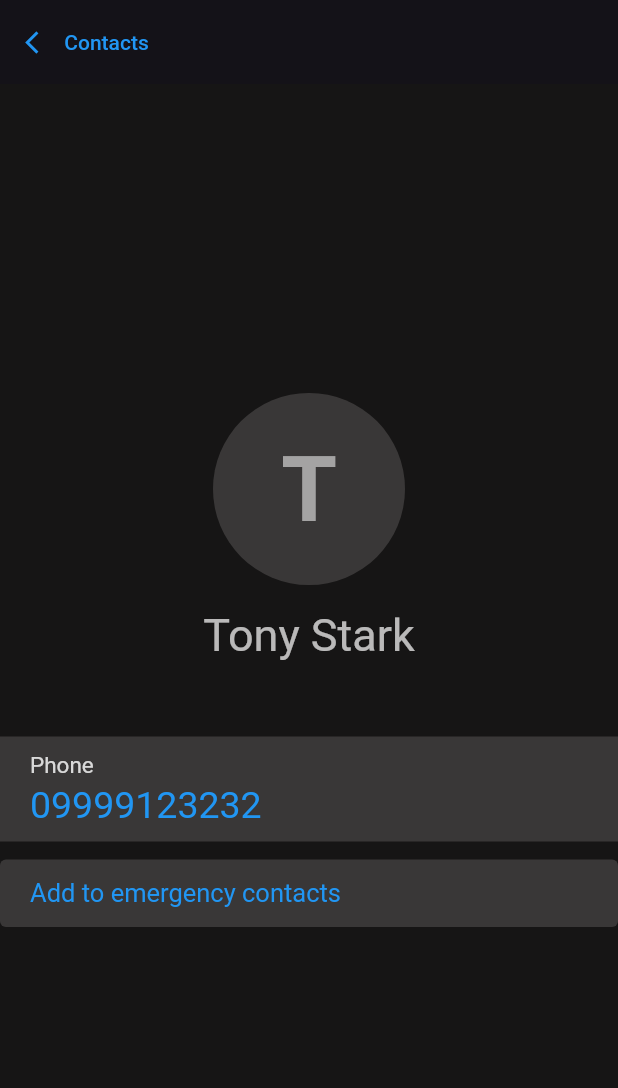
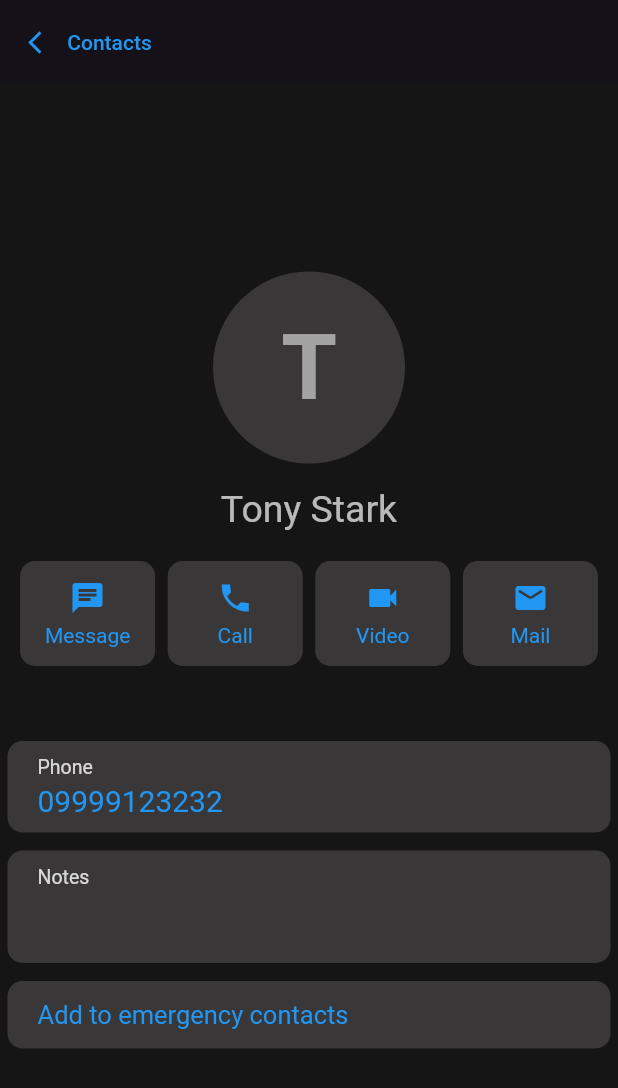
Before and after one commit to marijoyapa/flutter-project-contact-list, a Flutter app: the ContactDetailsScreen screen opened directly with sample values from the repository, on a phone screen of 412 x 824 dp. Shown: the top 1088 px of the screen. Run offline on Flutter 3.47's test engine with Material 2 defaults, Android fonts, the phone set to English and light mode, and no system bars; our stand-ins replace flutter_riverpod, google_fonts, image_picker.

Commit message:
added contact details

```diff
--- a/contact_list/lib/model/contacts.dart
+++ b/contact_list/lib/model/contacts.dart
@@ -1,4 +1,7 @@
 import 'dart:io';
+import 'package:uuid/uuid.dart';
+
+final uuid = Uuid();
 
 class ContactInfo {
   ContactInfo({
@@ -7,12 +10,14 @@ class ContactInfo {
     this.imageFile,
     required this.contactNumber,
     bool? emergencyContact,
-  }) : emergencyContact = emergencyContact == null ? false : emergencyContact;
-
+    String? id,
+  })  : emergencyContact = emergencyContact ?? false,
+        id = id ?? uuid.v4();
 
   final String firstName;
   final String? lastName;
   final File? imageFile;
   final String contactNumber;
   bool emergencyContact;
+  final String id;
 }
--- a/contact_list/lib/screen/contact_details.dart
+++ b/contact_list/lib/screen/contact_details.dart
@@ -1,4 +1,5 @@
 import 'package:contact_list/model/contacts.dart';
+import 'package:contact_list/widgets/action_icon.dart';
 import 'package:flutter/material.dart';
 
 class ContactDetailsScreen extends StatelessWidget {
@@ -23,10 +24,12 @@ class ContactDetailsScreen extends StatelessWidget {
             'Contacts',
             style: TextStyle(color: Colors.blue),
           ),
+          style: TextButton.styleFrom(padding: EdgeInsets.only(left: 0)),
         ),
       ),
       body: Center(
         child: SingleChildScrollView(
+          padding: EdgeInsets.symmetric(horizontal: 5),
           child: Column(
             crossAxisAlignment: CrossAxisAlignment.center,
             mainAxisAlignment: MainAxisAlignment.center,
@@ -47,8 +50,10 @@ class ContactDetailsScreen extends StatelessWidget {
               const SizedBox(height: 16),
               Text(
                 fullName,
-                style: const TextStyle(fontSize: 30, color: Colors.white70),
+                style: const TextStyle(fontSize: 25, color: Colors.white70),
               ),
+              const SizedBox(height: 20),
+              ActionIcons(ctx: context),
               const SizedBox(height: 50),
               Container(
                 padding:
@@ -56,7 +61,8 @@ class ContactDetailsScreen extends StatelessWidget {
                 alignment: Alignment.centerLeft,
                 width: double.infinity,
                 decoration: BoxDecoration(
-                    color: Theme.of(context).colorScheme.primaryContainer),
+                    color: Theme.of(context).colorScheme.primaryContainer,
+                    borderRadius: BorderRadius.circular(10)),
                 child: Column(
                   crossAxisAlignment: CrossAxisAlignment.start,
                   children: [
@@ -64,15 +70,41 @@ class ContactDetailsScreen extends StatelessWidget {
                       'Phone',
                       style: TextStyle(
                           color: Color.fromARGB(206, 255, 255, 255),
-                          fontSize: 15),
+                          fontSize: 13),
                     ),
                     const SizedBox(
                       height: 3,
                     ),
                     Text(
                       contactItem.contactNumber,
-                      style: const TextStyle(fontSize: 25, color: Colors.blue),
+                      style: const TextStyle(fontSize: 20, color: Colors.blue),
                     )
+                  ],
+                ),
+              ),
+              const SizedBox(
+                height: 12,
+              ),
+              Container(
+                padding:
+                    const EdgeInsets.symmetric(vertical: 10, horizontal: 20),
+                alignment: Alignment.centerLeft,
+                width: double.infinity,
+                decoration: BoxDecoration(
+                    color: Theme.of(context).colorScheme.primaryContainer,
+                    borderRadius: BorderRadius.circular(10)),
+                child: const Column(
+                  crossAxisAlignment: CrossAxisAlignment.start,
+                  children: [
+                    Text(
+                      'Notes',
+                      style: TextStyle(
+                          color: Color.fromARGB(206, 255, 255, 255),
+                          fontSize: 13),
+                    ),
+                    SizedBox(
+                      height: 40,
+                    ),
                   ],
                 ),
               ),
@@ -85,7 +117,7 @@ class ContactDetailsScreen extends StatelessWidget {
                 height: 45,
                 decoration: BoxDecoration(
                   color: Theme.of(context).colorScheme.primaryContainer,
-                  borderRadius: BorderRadius.circular(4),
+                  borderRadius: BorderRadius.circular(10),
                 ),
                 alignment: Alignment.centerLeft,
                 child: Text(
--- a/contact_list/lib/screen/contact_list.dart
+++ b/contact_list/lib/screen/contact_list.dart
@@ -1,4 +1,4 @@
-import 'package:contact_list/providers/contactList_provider.dart';
+import 'package:contact_list/providers/contact_list_provider.dart';
 import 'package:contact_list/screen/create_contact.dart';
 import 'package:contact_list/widgets/contact_item.dart';
 import 'package:flutter/material.dart';
--- a/contact_list/lib/screen/create_contact.dart
+++ b/contact_list/lib/screen/create_contact.dart
@@ -1,7 +1,7 @@
 import 'dart:io';
 
 import 'package:contact_list/model/contacts.dart';
-import 'package:contact_list/providers/contactList_provider.dart';
+import 'package:contact_list/providers/contact_list_provider.dart';
 import 'package:contact_list/widgets/image_picker.dart';
 
 import 'package:flutter/material.dart';
--- a/contact_list/lib/screen/emergency_list.dart
+++ b/contact_list/lib/screen/emergency_list.dart
@@ -1,4 +1,4 @@
-import 'package:contact_list/providers/contactList_provider.dart';
+import 'package:contact_list/providers/contact_list_provider.dart';
 import 'package:contact_list/widgets/contact_item.dart';
 import 'package:flutter/material.dart';
 import 'package:flutter_riverpod/flutter_riverpod.dart';
--- /dev/null
+++ b/contact_list/lib/widgets/action_icon.dart
@@ -0,0 +1,46 @@
+import 'package:flutter/material.dart';
+
+class ActionIcons extends StatelessWidget {
+  const ActionIcons({super.key, required this.ctx});
+
+  final BuildContext ctx;
+
+  Widget iconContainer({required IconData icon, required String label}) {
+    return Container(
+      alignment: Alignment.center,
+      width: 90,
+      height: 70,
+      decoration: BoxDecoration(
+        color: Theme.of(ctx).colorScheme.primaryContainer,
+        borderRadius: BorderRadius.circular(10)
+      ),
+      child: Column(
+        mainAxisAlignment: MainAxisAlignment.center,
+        children: [
+          Icon(
+            icon,
+            color: Colors.blue,
+          ),
+          const SizedBox(height:5 ,),
+          Text(
+            label,
+            style: const TextStyle(color: Colors.blue),
+          ),
+        ],
+      ),
+    );
+  }
+
+  @override
+  Widget build(BuildContext context) {
+    return Row(
+      mainAxisAlignment: MainAxisAlignment.spaceEvenly,
+      children: [
+        iconContainer(icon: Icons.chat, label: 'Message'),
+        iconContainer(icon: Icons.call_sharp, label: 'Call'),
+        iconContainer(icon: Icons.videocam, label: 'Video'),
+        iconContainer(icon: Icons.mail_rounded, label: 'Mail'),
+      ],
+    );
+  }
+}
--- a/contact_list/lib/widgets/contact_item.dart
+++ b/contact_list/lib/widgets/contact_item.dart
@@ -1,5 +1,5 @@
 import 'package:contact_list/model/contacts.dart';
-import 'package:contact_list/providers/contactList_provider.dart';
+import 'package:contact_list/providers/contact_list_provider.dart';
 import 'package:contact_list/screen/contact_details.dart';
 import 'package:flutter/material.dart';
 import 'package:flutter_riverpod/flutter_riverpod.dart';
--- a/contact_list/pubspec.yaml
+++ b/contact_list/pubspec.yaml
@@ -39,6 +39,8 @@ dependencies:
   flutter_provider: ^2.1.0
   flutter_riverpod: ^2.4.4
   image_picker: ^1.0.4
+  uuid: ^4.1.0
+  material_symbols_icons: ^4.2671.0
 
 dev_dependencies:
   flutter_test:
```
Also changed, not shown: contact_list/lib/providers/contact_list_provider.dart (renamed from contact_list/lib/providers/contactList_provider.dart), contact_list/pubspec.lock.
